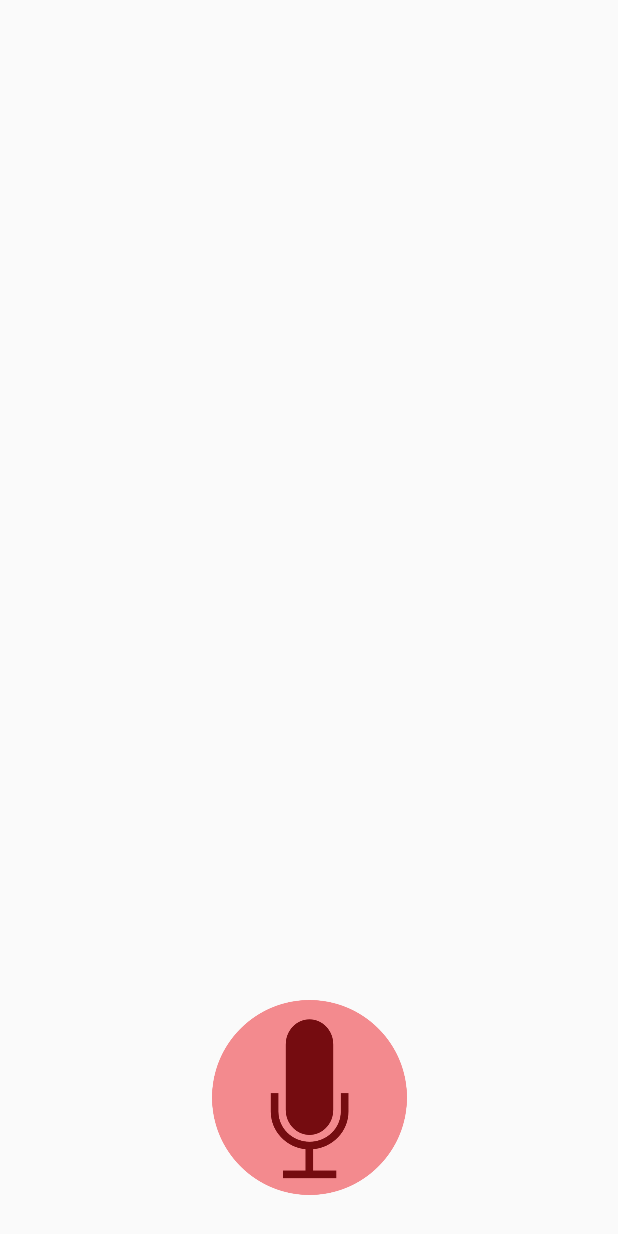
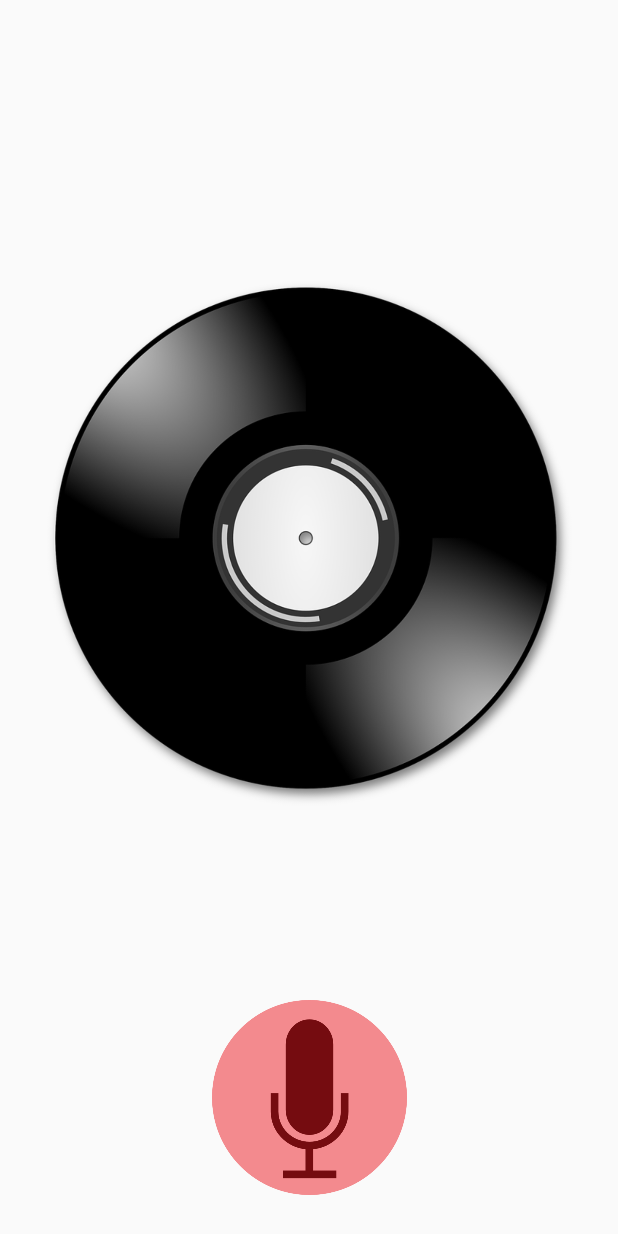
Before and after one commit to dvmazur/Muzzma, an Android app: the layout activity_record.xml on its own in the app's theme, with its tools: preview values and no code run, on a phone screen of 412 x 824 dp. Run offline under Robolectric (Android 15) with nearby library versions, the phone set to English and light mode, and no system bars.

Commit message:
Edit record page design

```diff
--- a/Mr.Muzzma/app/src/main/java/com/example/ivan/mrmuzzma/record.java
+++ b/Mr.Muzzma/app/src/main/java/com/example/ivan/mrmuzzma/record.java
@@ -15,6 +15,9 @@ import android.support.v7.app.AppCompatActivity;
 import android.os.Bundle;
 import android.util.Log;
 import android.view.View;
+import android.view.animation.Animation;
+import android.view.animation.AnimationUtils;
+import android.widget.ImageView;
 import android.widget.Toast;
 
 import java.io.File;
@@ -25,20 +28,27 @@ public class record extends AppCompatActivity {
     MediaPlayer mediaPlayer;
     private String fileName = "rap.3gpp";
     private Boolean record = false;
+    Animation animation;
+    private ImageView vinil;
 
     @RequiresApi(api = Build.VERSION_CODES.M)
     @Override
     protected void onCreate(Bundle savedInstanceState) {
         super.onCreate(savedInstanceState);
         setContentView(R.layout.activity_record);
+        vinil = (ImageView)findViewById(R.id.vinil);
         fileName =  Environment.getExternalStorageDirectory() + "/rap.3gpp";
+        animation = AnimationUtils.loadAnimation(
+                this, R.anim.rotate);
     }
 
     public void record(View view) {
         if (record) {
             recordStop();
             playStart();
+            vinil.clearAnimation();
         } else {
+            vinil.startAnimation(animation);
             recordStart();
         }
         record = !record;
--- a/Mr.Muzzma/app/src/main/res/layout/activity_record.xml
+++ b/Mr.Muzzma/app/src/main/res/layout/activity_record.xml
@@ -6,17 +6,6 @@
     android:layout_height="match_parent"
     tools:context="com.example.ivan.mrmuzzma.record">
 
-
-    <LinearLayout
-        android:id="@+id/chat"
-        android:layout_width="0dp"
-        android:layout_height="399dp"
-        android:orientation="vertical"
-        app:layout_constraintLeft_toLeftOf="parent"
-        app:layout_constraintTop_toTopOf="parent">
-
-
-    </LinearLayout>
 
     <Button
         android:id="@+id/start_record"
@@ -29,5 +18,16 @@
         android:layout_marginBottom="27dp"
         android:onClick="record"/>
 
+    <ImageView
+        android:id="@+id/vinil"
+        android:layout_width="350dp"
+        android:layout_height="350dp"
+        app:srcCompat="@drawable/vinil"
+        app:layout_constraintLeft_toLeftOf="parent"
+        app:layout_constraintRight_toRightOf="parent"
+        app:layout_constraintBottom_toBottomOf="parent"
+        app:layout_constraintTop_toTopOf="parent"
+        android:layout_marginBottom="100dp"/>
+
 
 </android.support.constraint.ConstraintLayout>
```
Also changed, not shown: Mr.Muzzma/app/src/main/res/drawable/vinil.png (added).
